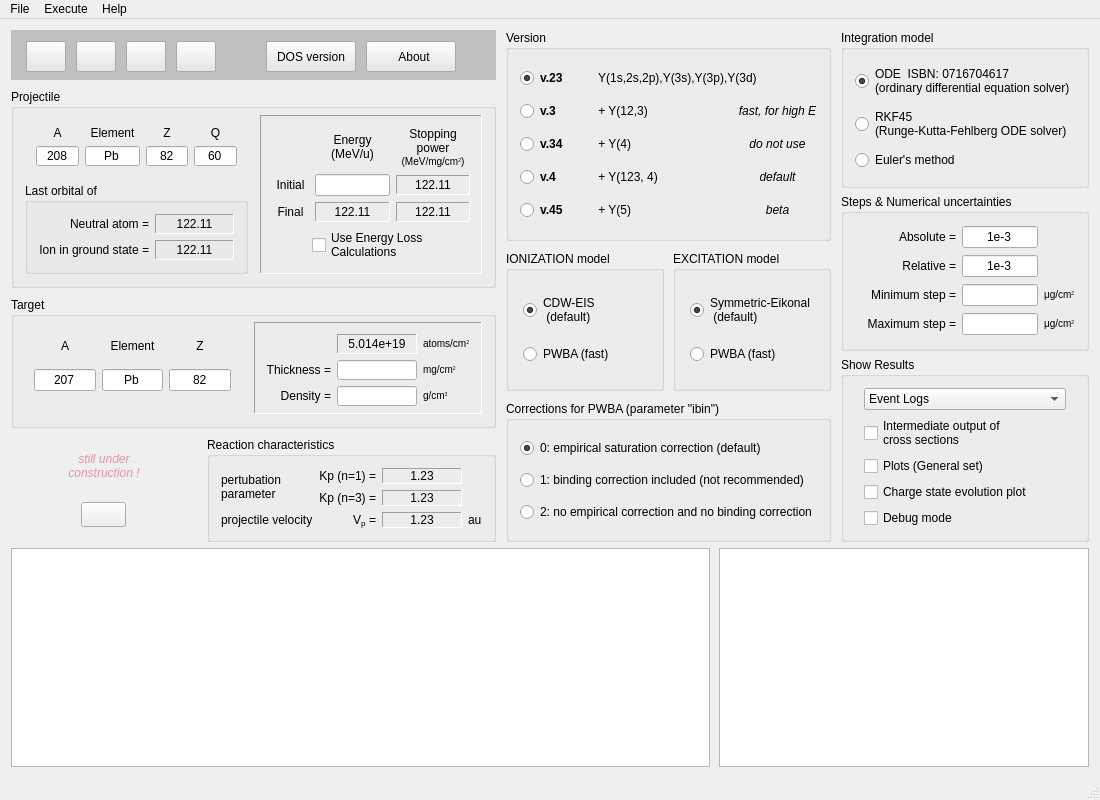
First picture: the form in g_Etacha4/win/e_mainwindow.ui, repository LISEcute/Etacha, before the edit.
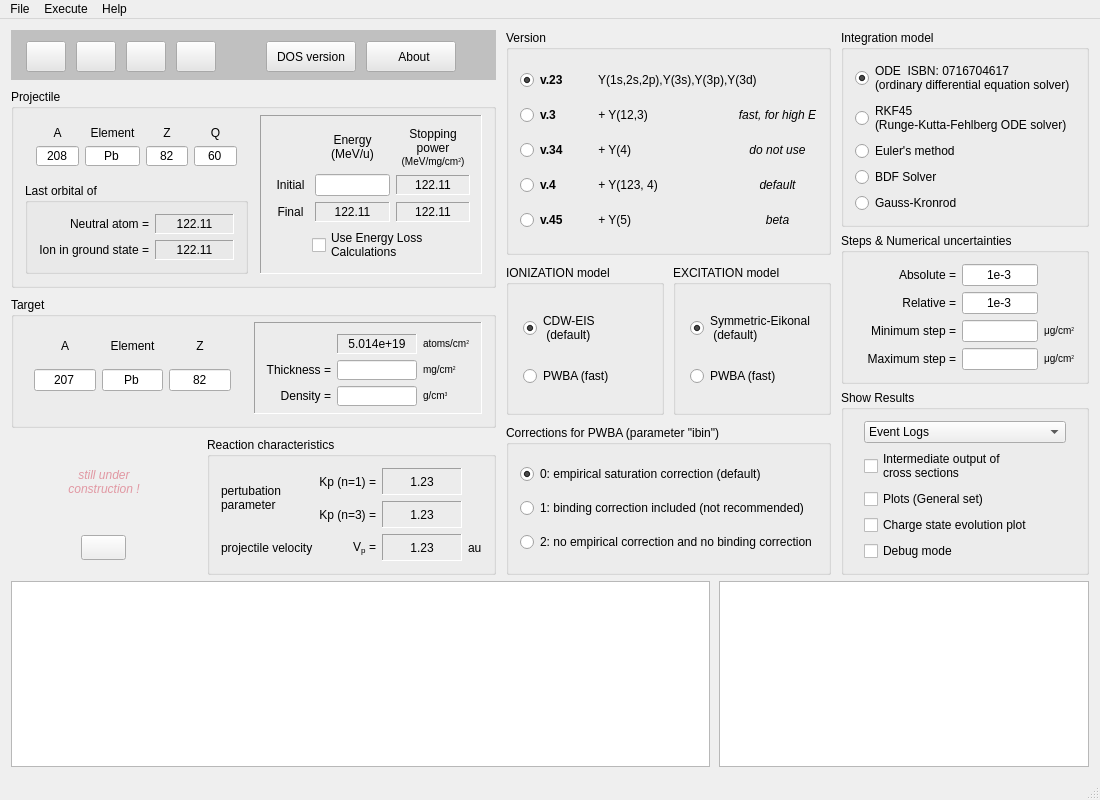
Second picture: the form after the edit. Icons and pictures are not drawn. Custom widgets are drawn as their Qt base class.

Commit message: New working Eulers integrator added, BDF solver(Unfinished) added

Patch:
```diff
--- a/g_Etacha4/win/e_mainwindow.ui
+++ b/g_Etacha4/win/e_mainwindow.ui
@@ -1602,6 +1602,20 @@
              </property>
             </widget>
            </item>
+           <item>
+            <widget class="QRadioButton" name="r8_bdf">
+             <property name="text">
+              <string>BDF Solver</string>
+             </property>
+            </widget>
+           </item>
+           <item>
+            <widget class="QRadioButton" name="rb_FI">
+             <property name="text">
+              <string>Gauss-Kronrod</string>
+             </property>
+            </widget>
+           </item>
           </layout>
          </widget>
         </item>
```
Left out of the diff: 5 changed lines with no effect on the pictures. The commit also changes 42 other files.
